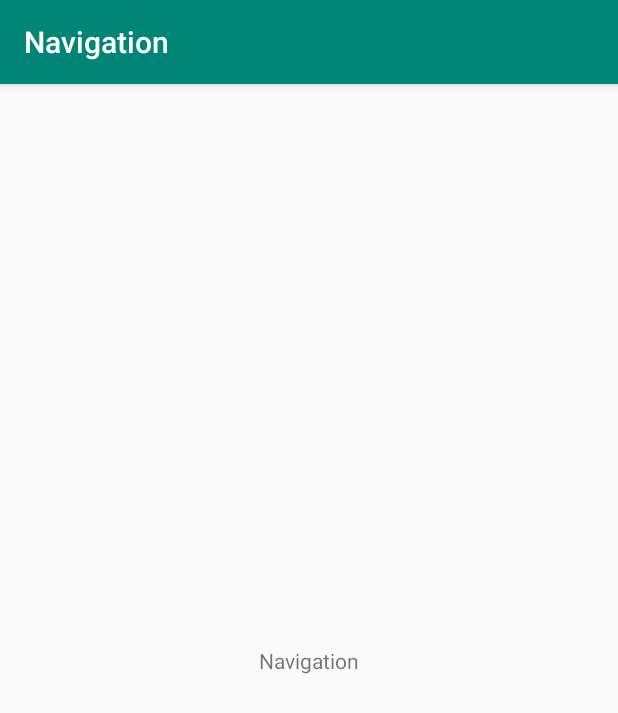
After one commit to iMeePwni/Jetpack, an Android app: the LoopFragment screen opened through its navigation route, on a phone screen of 412 x 824 dp. The commit adds this screen. Shown: the top 713 px of the screen. Run offline under Robolectric (Android 15) with nearby library versions, the phone set to English and light mode, and no system bars; 1 statement that could not run was skipped.

Commit message:
#8, add LoopFragment to show loop navigation.

```diff
--- /dev/null
+++ b/app/src/main/java/com/imeepwni/jetpack/function/navigation/loop/LoopFragment.kt
@@ -0,0 +1,29 @@
+package com.imeepwni.jetpack.function.navigation.loop
+
+import android.os.Bundle
+import android.view.LayoutInflater
+import android.view.View
+import android.view.ViewGroup
+import androidx.navigation.Navigation.createNavigateOnClickListener
+import com.imeepwni.jetpack.R
+import com.imeepwni.jetpack.app.BaseFragment
+import kotlinx.android.synthetic.main.fragment_loop.*
+
+/**
+ * 作者：Created by guofeng on 2019/11/22
+ * 邮箱：feng.guo@bees360.com
+ */
+class LoopFragment : BaseFragment() {
+
+    override fun onCreateView(inflater: LayoutInflater, container: ViewGroup?, savedInstanceState: Bundle?): View? {
+        return inflater.inflate(R.layout.fragment_loop, container, false)
+    }
+
+    override fun onViewCreated(view: View, savedInstanceState: Bundle?) {
+        super.onViewCreated(view, savedInstanceState)
+
+        LoopFragmentDirections.actionLoopFragmentToNavigationFragment()
+                .let(::createNavigateOnClickListener)
+                .let { tv_navigation.setOnClickListener(it) }
+    }
+}
--- a/app/src/main/java/com/imeepwni/jetpack/function/navigation/plant/PlantFragment.kt
+++ b/app/src/main/java/com/imeepwni/jetpack/function/navigation/plant/PlantFragment.kt
@@ -27,7 +27,12 @@ class PlantFragment : BaseFragment() {
 
         tv_plant.text = args.StringArgPlantName
 
-        PlantFragmentDirections.actionGlobalSearchFragment().let(::createNavigateOnClickListener)
+        PlantFragmentDirections.actionGlobalSearchFragment()
+                .let(::createNavigateOnClickListener)
                 .let { btn_search.setOnClickListener(it) }
+
+        PlantFragmentDirections.actionPlantFragmentToLoopFragment()
+                .let(::createNavigateOnClickListener)
+                .let { btn_loop.setOnClickListener(it) }
     }
 }
--- /dev/null
+++ b/app/src/main/res/layout/fragment_loop.xml
@@ -0,0 +1,16 @@
+<?xml version="1.0" encoding="utf-8"?>
+<androidx.constraintlayout.widget.ConstraintLayout xmlns:android="http://schemas.android.com/apk/res/android"
+    xmlns:app="http://schemas.android.com/apk/res-auto"
+    android:layout_width="match_parent"
+    android:layout_height="match_parent">
+
+    <TextView
+        android:id="@+id/tv_navigation"
+        android:layout_width="wrap_content"
+        android:layout_height="wrap_content"
+        android:text="@string/navigation"
+        app:layout_constraintBottom_toBottomOf="parent"
+        app:layout_constraintEnd_toEndOf="parent"
+        app:layout_constraintStart_toStartOf="parent"
+        app:layout_constraintTop_toTopOf="parent" />
+</androidx.constraintlayout.widget.ConstraintLayout>
--- a/app/src/main/res/layout/fragment_plant.xml
+++ b/app/src/main/res/layout/fragment_plant.xml
@@ -21,4 +21,14 @@
         app:layout_constraintEnd_toEndOf="parent"
         app:layout_constraintStart_toStartOf="parent"
         app:layout_constraintTop_toTopOf="parent" />
+
+    <Button
+        android:id="@+id/btn_loop"
+        android:layout_width="wrap_content"
+        android:layout_height="wrap_content"
+        android:text="@string/loop"
+        app:layout_constraintBottom_toTopOf="@+id/btn_search"
+        app:layout_constraintEnd_toEndOf="parent"
+        app:layout_constraintStart_toStartOf="parent"
+        app:layout_constraintTop_toTopOf="parent" />
 </androidx.constraintlayout.widget.ConstraintLayout>
--- a/app/src/main/res/navigation/nav_graph.xml
+++ b/app/src/main/res/navigation/nav_graph.xml
@@ -47,11 +47,25 @@
         <argument
             android:name="@string/arg_plant_name"
             app:argType="string" />
+        <action
+            android:id="@+id/action_plantFragment_to_loopFragment"
+            app:destination="@id/loopFragment" />
     </fragment>
 
     <dialog
         android:id="@+id/searchFragment"
         android:name="com.imeepwni.jetpack.function.navigation.SearchFragment"
         android:label="SearchFragment" />
+    <fragment
+        android:id="@+id/loopFragment"
+        android:name="com.imeepwni.jetpack.function.navigation.loop.LoopFragment"
+        android:label="LoopFragment"
+        tools:layout="@layout/fragment_loop">
+        <action
+            android:id="@+id/action_loopFragment_to_navigationFragment"
+            app:destination="@id/navigationFragment"
+            app:popUpTo="@id/navigationFragment"
+            app:popUpToInclusive="true" />
+    </fragment>
 
 </navigation>
--- a/app/src/main/res/values/strings.xml
+++ b/app/src/main/res/values/strings.xml
@@ -45,4 +45,7 @@
     <!--  Plant fragment  -->
     <string name="arg_plant_name">plant_name</string>
 
+    <!--  Loop Fragment  -->
+    <string name="loop">Loop</string>
+
 </resources>
```
